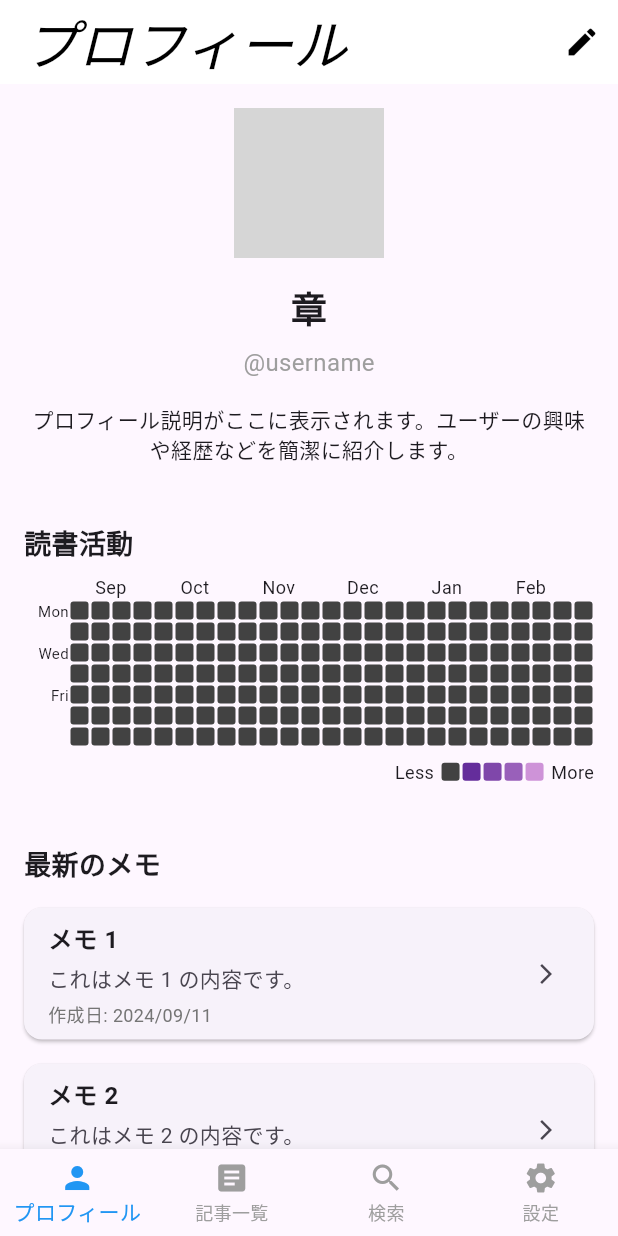
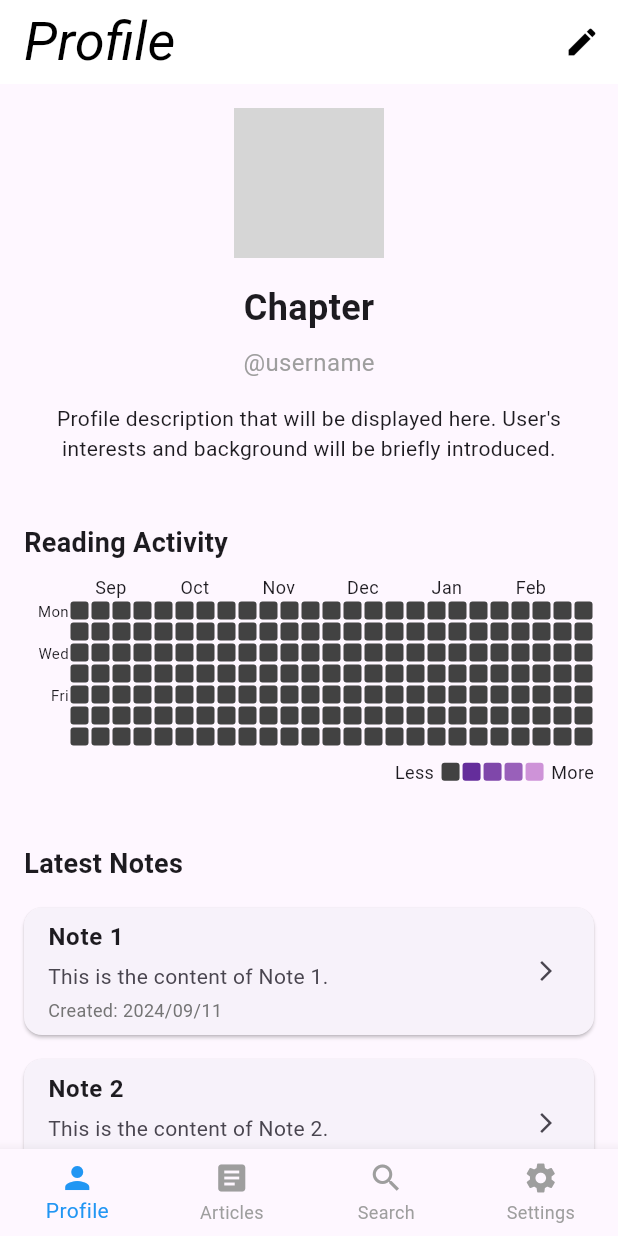
Before and after one commit to Teamsasa/-SmartBookApp, a Flutter app: the MainScreen screen opened directly, on a phone screen of 412 x 824 dp. Run offline on Flutter 3.47's test engine with Material 3 defaults, Android fonts, the phone set to English and light mode, and no system bars; our stand-ins replace webview_flutter; network calls fail; Roboto replaces fonts that are missing (Hind); grey boxes are pictures that could not be loaded.

Commit message:
fix: ペイウォールを導入&アプリに表示される部分は英語化

```diff
--- a/lib/main.dart
+++ b/lib/main.dart
@@ -48,7 +48,7 @@
           ),
         ),
       ),
-      home: const MainScreen(),
+      home: const PaywallScreen(), // Add this line to show the paywall first
     );
   }
 }
@@ -86,19 +86,19 @@
         items: const <BottomNavigationBarItem>[
           BottomNavigationBarItem(
             icon: Icon(Icons.person),
-            label: 'プロフィール',
+            label: 'Profile',
           ),
           BottomNavigationBarItem(
             icon: Icon(Icons.article),
-            label: '記事一覧',
+            label: 'Articles',
           ),
           BottomNavigationBarItem(
             icon: Icon(Icons.search),
-            label: '検索',
+            label: 'Search',
           ),
           BottomNavigationBarItem(
             icon: Icon(Icons.settings),
-            label: '設定',
+            label: 'Settings',
           ),
         ],
         currentIndex: _selectedIndex,
@@ -109,3 +109,38 @@
     );
   }
 }
+
+class PaywallScreen extends StatelessWidget {
+  const PaywallScreen({super.key});
+
+  @override
+  Widget build(BuildContext context) {
+    return Scaffold(
+      appBar: AppBar(
+        title: const Text('Subscribe to SmartBook'),
+      ),
+      body: Center(
+        child: Column(
+          mainAxisAlignment: MainAxisAlignment.center,
+          children: [
+            const Text(
+              'Get full access to SmartBook',
+              style: TextStyle(fontSize: 24, fontWeight: FontWeight.bold),
+            ),
+            const SizedBox(height: 20),
+            ElevatedButton(
+              onPressed: () {
+                // Implement subscription logic here
+                // For now, we'll just navigate to the main screen
+                Navigator.of(context).pushReplacement(
+                  MaterialPageRoute(builder: (context) => const MainScreen()),
+                );
+              },
+              child: const Text('Subscribe Now'),
+            ),
+          ],
+        ),
+      ),
+    );
+  }
+}
--- a/lib/screens/articles_screen.dart
+++ b/lib/screens/articles_screen.dart
@@ -9,7 +9,7 @@ class ArticlesScreen extends StatelessWidget {
   Widget build(BuildContext context) {
     return Scaffold(
       appBar: AppBar(
-        title: const Text('記事一覧'),
+        title: const Text('Articles'),
         actions: [
           IconButton(
             icon: const Icon(Icons.filter_list),
@@ -25,7 +25,7 @@ class ArticlesScreen extends StatelessWidget {
             child: Padding(
               padding: const EdgeInsets.all(16.0),
               child: Text(
-                '新着記事',
+                'New Articles',
                 style: Theme.of(context).textTheme.headlineSmall,
               ),
             ),
@@ -49,13 +49,13 @@ class ArticlesScreen extends StatelessWidget {
                             MaterialPageRoute(
                               builder: (context) => WebViewScreen(
                                 url: 'https://example.com/article/$index',
-                                title: '記事 ${index + 1}',
+                                title: 'Article ${index + 1}',
                               ),
                             ),
                           );
                         },
-                        title: '新着記事 ${index + 1}',
-                        summary: '新着記事の要約',
+                        title: 'New Article ${index + 1}',
+                        summary: 'New Article summary',
                         imageUrl: 'https://picsum.photos/seed/$index/300/200',
                       ),
                     ),
@@ -68,7 +68,7 @@ class ArticlesScreen extends StatelessWidget {
             child: Padding(
               padding: const EdgeInsets.all(16.0),
               child: Text(
-                'おすすめ記事',
+                'Recommended Articles',
                 style: Theme.of(context).textTheme.headlineSmall,
               ),
             ),
@@ -91,13 +91,13 @@ class ArticlesScreen extends StatelessWidget {
                         MaterialPageRoute(
                           builder: (context) => WebViewScreen(
                             url: 'https://example.com/recommendation/$index',
-                            title: 'おすすめ記事 ${index + 1}',
+                            title: 'Recommended Article ${index + 1}',
                           ),
                         ),
                       );
                     },
-                    title: 'おすすめ記事 ${index + 1}',
-                    summary: 'おすすめ記事の要約',
+                    title: 'Recommended Article ${index + 1}',
+                    summary: 'Recommended Article summary',
                     imageUrl:
                         'https://picsum.photos/seed/recommendation_$index/300/200',
                   );
--- a/lib/screens/profile_screen.dart
+++ b/lib/screens/profile_screen.dart
@@ -30,7 +30,7 @@ class ProfileScreen extends StatelessWidget {
 
     return Scaffold(
       appBar: AppBar(
-        title: const Text('プロフィール'),
+        title: const Text('Profile'),
         actions: [
           IconButton(
             icon: const Icon(Icons.edit),
@@ -55,7 +55,7 @@ class ProfileScreen extends StatelessWidget {
                   ),
                   SizedBox(height: 16),
                   Text(
-                    '章',
+                    'Chapter',
                     style: TextStyle(fontSize: 24, fontWeight: FontWeight.bold),
                   ),
                   SizedBox(height: 8),
@@ -65,7 +65,7 @@ class ProfileScreen extends StatelessWidget {
                   ),
                   SizedBox(height: 16),
                   Text(
-                    'プロフィール説明がここに表示されます。ユーザーの興味や経歴などを簡潔に紹介します。',
+                    'Profile description that will be displayed here. User\'s interests and background will be briefly introduced.',
                     textAlign: TextAlign.center,
                     style: TextStyle(fontSize: 14),
                   ),
@@ -87,7 +87,7 @@ class ProfileScreen extends StatelessWidget {
                 crossAxisAlignment: CrossAxisAlignment.start,
                 children: [
                   const Text(
-                    '最新のメモ',
+                    'Latest Notes',
                     style: TextStyle(fontSize: 18, fontWeight: FontWeight.bold),
                   ),
                   const SizedBox(height: 8),
@@ -96,8 +96,8 @@ class ProfileScreen extends StatelessWidget {
                     physics: const NeverScrollableScrollPhysics(),
                     itemCount: 4,
                     itemBuilder: (context, index) => MemoCard(
-                      title: 'メモ ${index + 1}',
-                      content: 'これはメモ ${index + 1} の内容です。',
+                      title: 'Note ${index + 1}',
+                      content: 'This is the content of Note ${index + 1}.',
                       createdAt: DateTime.now().subtract(Duration(days: index)),
                     ),
                   ),
--- a/lib/screens/search_screen.dart
+++ b/lib/screens/search_screen.dart
@@ -18,13 +18,13 @@ class _SearchScreenState extends State<SearchScreen> {
     setState(() {
       _searchResults = [
         {
-          'title': '検索結果 1: $query',
-          'summary': 'これは$queryに関する検索結果の要約です。',
+          'title': 'Search Result 1: $query',
+          'summary': 'This is a summary of the search result for $query.',
           'imageUrl': 'https://picsum.photos/seed/1/300/200',
         },
         {
-          'title': '検索結果 2: $query',
-          'summary': 'これは$queryに関する別の検索結果の要約です。',
+          'title': 'Search Result 2: $query',
+          'summary': 'This is another summary of the search result for $query.',
           'imageUrl': 'https://picsum.photos/seed/2/300/200',
         },
       ];
@@ -35,7 +35,7 @@ class _SearchScreenState extends State<SearchScreen> {
   Widget build(BuildContext context) {
     return Scaffold(
       appBar: AppBar(
-        title: const Text('検索'),
+        title: const Text('Search'),
       ),
       body: Column(
         children: [
@@ -44,7 +44,7 @@ class _SearchScreenState extends State<SearchScreen> {
             child: TextField(
               controller: _searchController,
               decoration: InputDecoration(
-                hintText: '記事やメモを検索...',
+                hintText: 'Search articles or notes...',
                 prefixIcon: const Icon(Icons.search),
                 border: OutlineInputBorder(
                   borderRadius: BorderRadius.circular(20),
--- a/lib/screens/settings_screen.dart
+++ b/lib/screens/settings_screen.dart
@@ -15,13 +15,13 @@ class _SettingsScreenState extends State<SettingsScreen> {
   Widget build(BuildContext context) {
     return Scaffold(
       appBar: AppBar(
-        title: const Text('設定'),
+        title: const Text('Settings'),
       ),
       body: ListView(
         children: [
           SwitchListTile(
-            title: const Text('通知'),
-            subtitle: const Text('アプリからの通知を受け取る'),
+            title: const Text('Notifications'),
+            subtitle: const Text('Receive notifications from the app'),
             value: _notificationsEnabled,
             onChanged: (bool value) {
               setState(() {
@@ -30,7 +30,7 @@ class _SettingsScreenState extends State<SettingsScreen> {
             },
           ),
           ListTile(
-            title: const Text('言語'),
+            title: const Text('Language'),
             subtitle: Text(_selectedLanguage),
             trailing: const Icon(Icons.arrow_forward_ios),
             onTap: () {
@@ -38,21 +38,21 @@ class _SettingsScreenState extends State<SettingsScreen> {
             },
           ),
           ListTile(
-            title: const Text('アカウント設定'),
+            title: const Text('Account Settings'),
             trailing: const Icon(Icons.arrow_forward_ios),
             onTap: () {
               // アカウント設定画面に遷移する処理を実装
             },
           ),
           ListTile(
-            title: const Text('プライバシーポリシー'),
+            title: const Text('Privacy Policy'),
             trailing: const Icon(Icons.arrow_forward_ios),
             onTap: () {
               // プライバシーポリシー画面に遷移する処理を実装
             },
           ),
           ListTile(
-            title: const Text('アプリについて'),
+            title: const Text('About the App'),
             trailing: const Icon(Icons.arrow_forward_ios),
             onTap: () {
               // アプリについての情報を表示する処理を実装
@@ -68,7 +68,7 @@ class _SettingsScreenState extends State<SettingsScreen> {
       context: context,
       builder: (BuildContext context) {
         return SimpleDialog(
-          title: const Text('言語を選択'),
+          title: const Text('Select Language'),
           children: <Widget>[
             SimpleDialogOption(
               onPressed: () {
@@ -77,7 +77,7 @@ class _SettingsScreenState extends State<SettingsScreen> {
                 });
                 Navigator.pop(context);
               },
-              child: const Text('日本語'),
+              child: const Text('Japanese'),
             ),
             SimpleDialogOption(
               onPressed: () {
--- a/lib/screens/webview_screen.dart
+++ b/lib/screens/webview_screen.dart
@@ -54,7 +54,7 @@ class _WebViewScreenState extends State<WebViewScreen> {
                     children: <Widget>[
                       ListTile(
                         leading: const Icon(Icons.note_add),
-                        title: const Text('メモを作成'),
+                        title: const Text('Create Note'),
                         onTap: () {
                           // メモ作成機能を実装
                           Navigator.pop(context);
@@ -62,7 +62,7 @@ class _WebViewScreenState extends State<WebViewScreen> {
                       ),
                       ListTile(
                         leading: const Icon(Icons.share),
-                        title: const Text('共有'),
+                        title: const Text('Share'),
                         onTap: () {
                           // 共有機能を実装
                           Navigator.pop(context);
@@ -70,7 +70,7 @@ class _WebViewScreenState extends State<WebViewScreen> {
                       ),
                       ListTile(
                         leading: const Icon(Icons.file_download),
-                        title: const Text('ダウンロード'),
+                        title: const Text('Download'),
                         onTap: () {
                           // ダウンロード機能を実装
                           Navigator.pop(context);
--- a/lib/widgets/memo_card.dart
+++ b/lib/widgets/memo_card.dart
@@ -35,7 +35,7 @@ class MemoCard extends StatelessWidget {
             ),
             const SizedBox(height: 4),
             Text(
-              '作成日: ${_formatDate(createdAt)}',
+              'Created: ${_formatDate(createdAt)}',
               style: TextStyle(fontSize: 12, color: Colors.grey[600]),
             ),
           ],
--- a/lib/widgets/reading_heatmap_calendar.dart
+++ b/lib/widgets/reading_heatmap_calendar.dart
@@ -20,7 +20,7 @@ class ReadingHeatmapCalendar extends StatelessWidget {
       crossAxisAlignment: CrossAxisAlignment.start,
       children: [
         const Text(
-          '読書活動',
+          'Reading Activity',
           style: TextStyle(fontSize: 18, fontWeight: FontWeight.bold),
         ),
         const SizedBox(height: 8),
```
